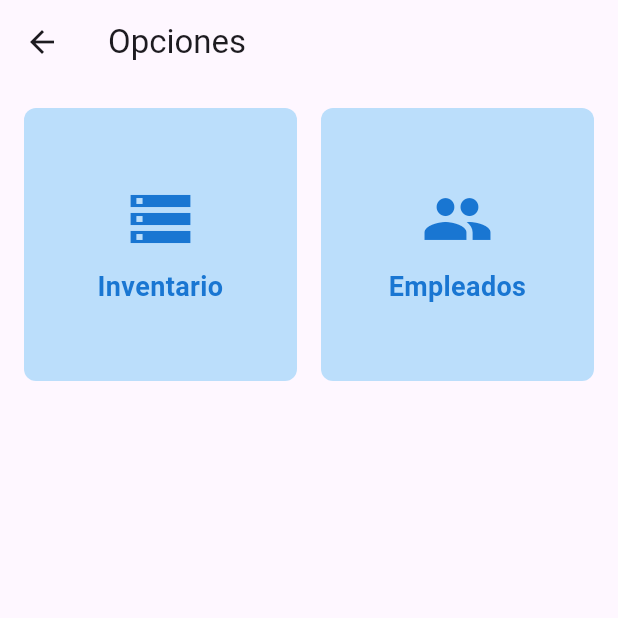
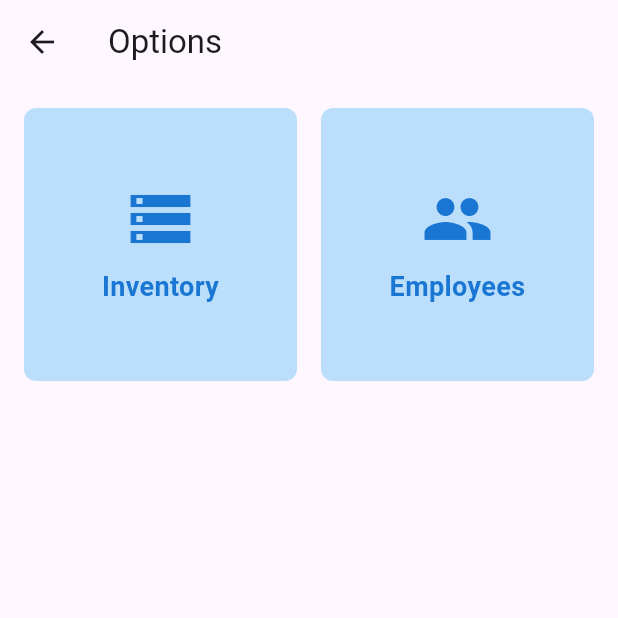
Before and after one commit to Mario2309/TFG_Mario_Alvarez_2DAM, a Flutter app: the SearchPage screen opened directly, on a phone screen of 412 x 824 dp, the top half of it. Run offline on Flutter 3.47's test engine with Material 3 defaults, Android fonts, the phone set to English and light mode, and no system bars.

Commit message:
view search update

```diff
--- a/lib/search_page.dart
+++ b/lib/search_page.dart
@@ -7,7 +7,7 @@ class SearchPage extends StatelessWidget {
   Widget build(BuildContext context) {
     return Scaffold(
       appBar: AppBar(
-        title: Text('Opciones'),
+        title: Text('Options'),
       ),
       body: GridView.count(
         crossAxisCount: 2,
@@ -15,13 +15,13 @@ class SearchPage extends StatelessWidget {
         crossAxisSpacing: 16.0,
         mainAxisSpacing: 16.0,
         children: <Widget>[
-          _buildOption(context, 'Inventario', Icons.storage, () {
+          _buildOption(context, 'Inventory', Icons.storage, () {
             Navigator.push(
               context,
               MaterialPageRoute(builder: (context) => InventoryPage()),
             );
           }),
-          _buildOption(context, 'Empleados', Icons.people, () {
+          _buildOption(context, 'Employees', Icons.people, () {
             Navigator.push(
               context,
               MaterialPageRoute(builder: (context) => EmployeesPage()),
--- a/pubspec.yaml
+++ b/pubspec.yaml
@@ -30,6 +30,12 @@ environment:
 dependencies:
   flutter:
     sdk: flutter
+  flutter_launcher_icons: ^0.13.1
+
+flutter_icons:
+  android: true
+  ios: true
+  image_path: "assets/images/NexusERP.png"
 
   # The following adds the Cupertino Icons font to your application.
   # Use with the CupertinoIcons class for iOS style icons.
```
Also changed, not shown: pubspec.lock, 4 other files.
